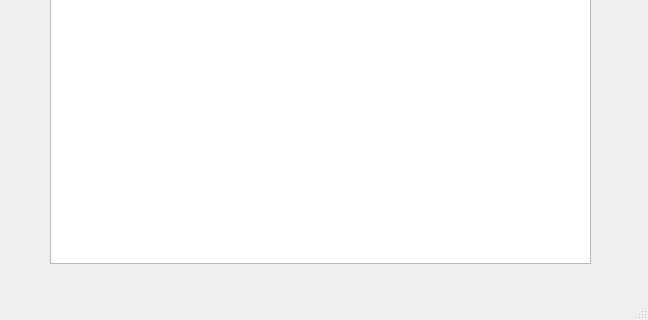
This is mainwindow.ui in chester5009/diplom as Qt 5 draws it before an edit; both pictures show x 0 to 648 and y 293 to 613 of the 648 by 613 pixel window. The edited form follows.
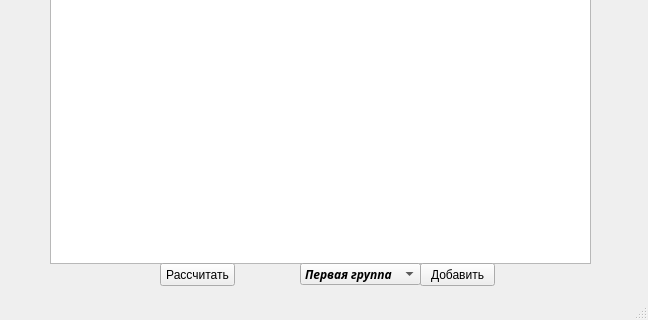
This is the edited form.

The edit to the form file:
```diff
--- a/mainwindow.ui
+++ b/mainwindow.ui
@@ -136,6 +136,60 @@
        </rect>
       </property>
      </widget>
+     <widget class="QPushButton" name="calculateButton2">
+      <property name="geometry">
+       <rect>
+        <x>150</x>
+        <y>510</y>
+        <width>75</width>
+        <height>23</height>
+       </rect>
+      </property>
+      <property name="text">
+       <string>Рассчитать</string>
+      </property>
+     </widget>
+     <widget class="QComboBox" name="comboBox">
+      <property name="geometry">
+       <rect>
+        <x>290</x>
+        <y>510</y>
+        <width>121</width>
+        <height>22</height>
+       </rect>
+      </property>
+      <property name="font">
+       <font>
+        <family>Ravie</family>
+        <weight>75</weight>
+        <italic>true</italic>
+        <bold>true</bold>
+       </font>
+      </property>
+      <item>
+       <property name="text">
+        <string>Первая группа</string>
+       </property>
+      </item>
+      <item>
+       <property name="text">
+        <string>Вторая группа</string>
+       </property>
+      </item>
+     </widget>
+     <widget class="QPushButton" name="addButton">
+      <property name="geometry">
+       <rect>
+        <x>410</x>
+        <y>510</y>
+        <width>75</width>
+        <height>23</height>
+       </rect>
+      </property>
+      <property name="text">
+       <string>Добавить</string>
+      </property>
+     </widget>
     </widget>
    </widget>
   </widget>
```
